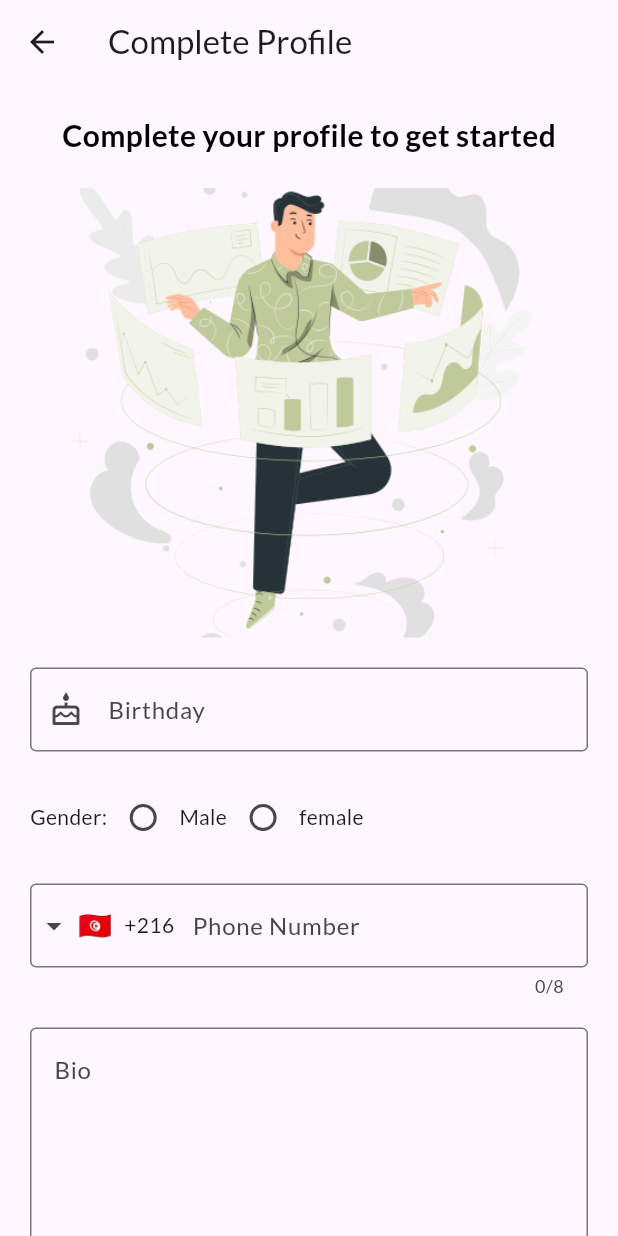
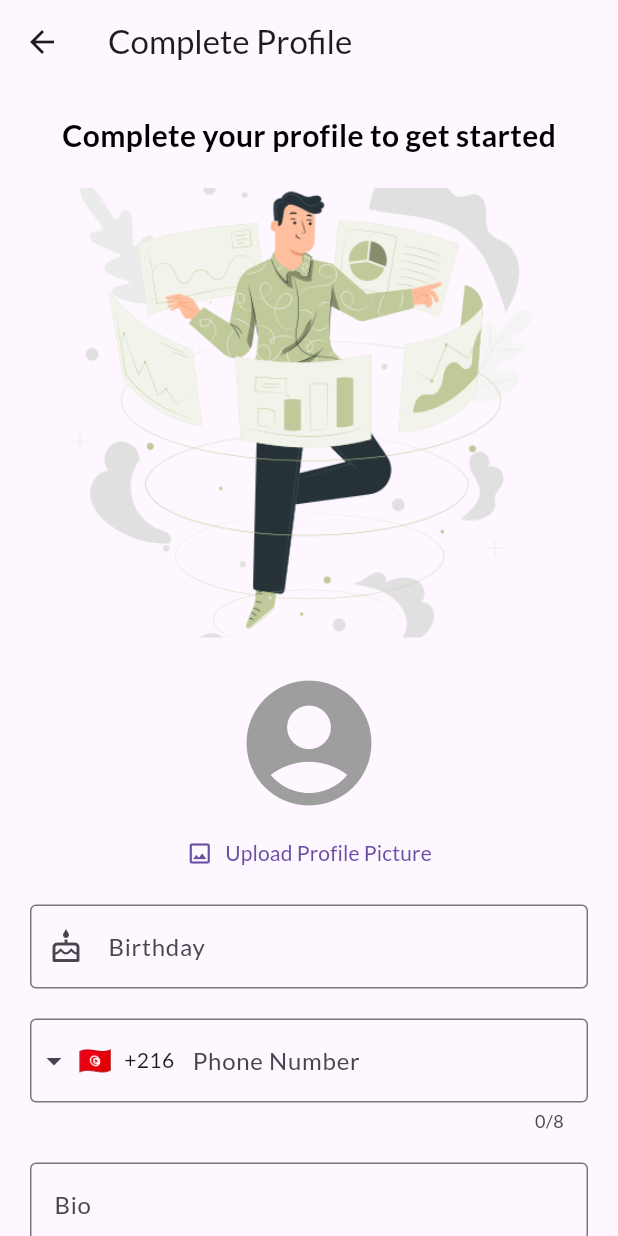
Before and after one commit to X9Yovix/eventgate-mobile, a Flutter app: the CompleteProfileScreen screen opened by its route, on a phone screen of 412 x 824 dp. Run offline on Flutter 3.47's test engine with Material 3 defaults, Android fonts, the light colour scheme and no system bars; drawn by our look-alikes of intl_phone_field; our stand-ins replace file_picker, google_fonts, shared_preferences, toastification; accounts and stored records are empty.

Commit message:
animation while navigating, complete profile

```diff
--- a/lib/model/user.dart
+++ b/lib/model/user.dart
@@ -31,13 +31,13 @@ class User {
 }
 
 class Profile {
-  final String? birthDate;
-  final String? gender;
-  final String? phoneNumber;
-  final String? bio;
-  final String? profilePicture;
-  final bool isProfileComplete;
-  final bool skipIsProfileComplete;
+  String? birthDate;
+  String? gender;
+  String? phoneNumber;
+  String? bio;
+  String? profilePicture;
+  bool isProfileComplete;
+  bool skipIsProfileComplete;
 
   Profile({
     this.birthDate,
--- a/lib/view/auth/register_form.dart
+++ b/lib/view/auth/register_form.dart
@@ -43,7 +43,7 @@ class _RegisterFormState extends State<RegisterForm> {
         if (_authController.getMessage() != null) {
           AppUtils.showToast(context, _authController.getMessage()!, 'success');
           _clearForm();
-          AppUtils.navigateTo(context, const AuthScreen());
+          AppUtils.navigateWithFade(context, const AuthScreen());
         }
         if (_authController.getError() != null) {
           AppUtils.showToast(context, _authController.getError()!, 'error');
@@ -194,6 +194,10 @@ class _RegisterFormState extends State<RegisterForm> {
                     )
                   : const Icon(Icons.how_to_reg_outlined),
               label: Text(_isLoading ? 'Registering...' : 'Register'),
+              style: ElevatedButton.styleFrom(
+                backgroundColor: const Color.fromARGB(255, 44, 2, 51),
+                foregroundColor: Colors.white,
+              ),
             ),
           ],
         ));
--- a/lib/view/complete_profile_screen.dart
+++ b/lib/view/complete_profile_screen.dart
@@ -1,8 +1,8 @@
 import 'package:eventgate_flutter/controller/auth.dart';
-import 'package:eventgate_flutter/model/token.dart';
 import 'package:eventgate_flutter/model/user.dart';
 import 'package:eventgate_flutter/utils/app_utils.dart';
 import 'package:eventgate_flutter/utils/auth_provider.dart';
+import 'package:eventgate_flutter/view/main_screen.dart';
 import 'package:flutter/material.dart';
 import 'package:file_picker/file_picker.dart';
 import 'package:provider/provider.dart';
@@ -69,19 +69,14 @@ class _CompleteProfileScreenState extends State<CompleteProfileScreen> {
     }
   }
 
-  void _skipCompleteProfile(AuthProvider value, context) async {
+  void _skipCompleteProfile(context) async {
     try {
       setState(() {
         _isLoading = true;
       });
-      debugPrint('he: skin view');
-      Token tokens = Token(
-        access: value.token!.access,
-        refresh: value.token!.refresh,
-      );
-      await _authController.skipCompleteProfile(tokens);
-      debugPrint('he: after skin view');
+      await _authController.skipCompleteProfile(context);
       AppUtils.showToast(context, _authController.getMessage()!, 'success');
+      AppUtils.navigateWithSlideAndClearStack(context, const MainScreen());
     } catch (error) {
       AppUtils.showToast(context, _authController.getError()!, 'error');
     } finally {
@@ -93,27 +88,54 @@ class _CompleteProfileScreenState extends State<CompleteProfileScreen> {
     }
   }
 
-  void _completeProfile(context) async {
+  void _completeProfile(context, value) async {
     try {
       setState(() {
         _isLoading = true;
       });
 
-      if (_completeProfileFormKey.currentState!.validate()) {
-        final birthDate = _birthDateController.text;
-        final bio = _bioController.text;
-        final fullPhoneNumber =
-            '$_selectedCountryCode${_phoneNumberController.text}';
+      if (_birthDateController.text.isEmpty &&
+          _phoneNumberController.text.isEmpty &&
+          _bioController.text.isEmpty &&
+          _gender == null &&
+          _profileImage == null) {
+        AppUtils.showToast(context, 'No data to save, skipping...', 'info');
+        await _authController.skipCompleteProfile(context);
+        AppUtils.navigateWithSlideAndClearStack(context, const MainScreen());
+        return;
+      }
 
       Profile profile = Profile(
-            birthDate: birthDate,
-            bio: bio,
-            phoneNumber: fullPhoneNumber,
-            gender: _gender,
+        birthDate: null,
+        bio: null,
+        phoneNumber: null,
+        gender: null,
         profilePicture: null,
         isProfileComplete: true,
-            skipIsProfileComplete: true);
-        await _authController.completeProfile(profile, _profileImage);
+        skipIsProfileComplete: false,
+      );
+
+      if (_birthDateController.text.isNotEmpty) {
+        profile.birthDate = _birthDateController.text;
+      }
+
+      if (_bioController.text.isNotEmpty) {
+        profile.bio = _bioController.text;
+      }
+
+      if (_phoneNumberController.text.isNotEmpty) {
+        profile.phoneNumber =
+            '$_selectedCountryCode${_phoneNumberController.text}';
+      }
+
+      if (_gender != null) {
+        profile.gender = _gender;
+      }
+
+      if (_completeProfileFormKey.currentState!.validate()) {
+        await _authController.completeProfile(context, profile, _profileImage);
+        AppUtils.showToast(context, _authController.getMessage()!, 'success');
+        AppUtils.navigateWithFade(context, const MainScreen());
       }
     } catch (error) {
       AppUtils.showToast(context, _authController.getError()!, 'error');
@@ -167,6 +189,38 @@ class _CompleteProfileScreenState extends State<CompleteProfileScreen> {
                     child: Column(
                       crossAxisAlignment: CrossAxisAlignment.stretch,
                       children: [
+                        Column(
+                          mainAxisAlignment: MainAxisAlignment.center,
+                          children: [
+                            _profileImage != null
+                                ? Container(
+                                    width: 100,
+                                    height: 100,
+                                    decoration: BoxDecoration(
+                                      shape: BoxShape.circle,
+                                      image: DecorationImage(
+                                        image: FileImage(_profileImage!),
+                                        fit: BoxFit.cover,
+                                      ),
+                                    ),
+                                  )
+                                : const Icon(
+                                    Icons.account_circle,
+                                    size: 100,
+                                    color: Colors.grey,
+                                  ),
+                            TextButton.icon(
+                              onPressed: _pickImage,
+                              icon: const Icon(Icons.image_outlined),
+                              label: const Text("Upload Profile Picture"),
+                              style: TextButton.styleFrom(
+                                padding: const EdgeInsets.symmetric(
+                                    vertical: 12, horizontal: 20),
+                              ),
+                            ),
+                          ],
+                        ),
+                        const SizedBox(height: 10),
                         TextFormField(
                           controller: _birthDateController,
                           readOnly: true,
@@ -178,7 +232,36 @@ class _CompleteProfileScreenState extends State<CompleteProfileScreen> {
                           ),
                         ),
                         const SizedBox(height: 20),
+                        IntlPhoneField(
+                          controller: _phoneNumberController,
+                          decoration: const InputDecoration(
+                            labelText: 'Phone Number',
+                            border: OutlineInputBorder(),
+                          ),
+                          initialCountryCode: 'TN',
+                          onCountryChanged: (country) {
+                            setState(() {
+                              _selectedCountryCode = '+${country.dialCode}';
+                            });
+                          },
+                          /* onChanged: (phone) {
+
+                          },
+                           */
+                        ),
+                        const SizedBox(height: 20),
+                        TextFormField(
+                          controller: _bioController,
+                          maxLines: 5,
+                          decoration: const InputDecoration(
+                            labelText: 'Bio',
+                            border: OutlineInputBorder(),
+                            alignLabelWithHint: true,
+                          ),
+                        ),
+                        const SizedBox(height: 20),
                         Row(
+                          mainAxisAlignment: MainAxisAlignment.center,
                           children: [
                             const Text("Gender:"),
                             Radio<String>(
@@ -203,67 +286,14 @@ class _CompleteProfileScreenState extends State<CompleteProfileScreen> {
                             const Text("female"),
                           ],
                         ),
-                        const SizedBox(height: 20),
-                        IntlPhoneField(
-                          controller: _phoneNumberController,
-                          decoration: const InputDecoration(
-                            labelText: 'Phone Number',
-                            border: OutlineInputBorder(),
-                          ),
-                          initialCountryCode: 'TN',
-                          onCountryChanged: (country) {
-                            // Update selected country code when changed
-                            setState(() {
-                              _selectedCountryCode = '+${country.dialCode}';
-                            });
-                          },
-                          /* onChanged: (phone) {
-
-                          },
-                           */
-                        ),
-                        const SizedBox(height: 20),
-                        TextFormField(
-                          controller: _bioController,
-                          maxLines: 5,
-                          decoration: const InputDecoration(
-                            labelText: 'Bio',
-                            border: OutlineInputBorder(),
-                            alignLabelWithHint: true,
-                          ),
-                        ),
-                        const SizedBox(height: 20),
+                        const SizedBox(height: 40),
                         Row(
+                          mainAxisAlignment: MainAxisAlignment.spaceEvenly,
                           children: [
-                            _profileImage != null
-                                ? Container(
-                                    width: 100,
-                                    height: 100,
-                                    decoration: BoxDecoration(
-                                      shape: BoxShape.circle,
-                                      image: DecorationImage(
-                                        image: FileImage(_profileImage!),
-                                        fit: BoxFit.cover,
-                                      ),
-                                    ),
-                                  )
-                                : const Icon(
-                                    Icons.account_circle,
-                                    size: 100,
-                                    color: Colors.grey,
-                                  ),
-                            TextButton.icon(
-                              onPressed: _pickImage,
-                              icon: const Icon(Icons.image_outlined),
-                              label: const Text("Upload Profile Picture"),
-                            ),
-                          ],
-                        ),
-                        const SizedBox(height: 40),
                             ElevatedButton.icon(
                               onPressed: _isLoading
                                   ? null
-                              : () => _completeProfile(context),
+                                  : () => _completeProfile(context, value),
                               icon: _isLoading
                                   ? const SizedBox(
                                       width: 20,
@@ -275,12 +305,16 @@ class _CompleteProfileScreenState extends State<CompleteProfileScreen> {
                                     )
                                   : const Icon(Icons.save_outlined),
                               label: Text(_isLoading ? 'Saving...' : 'Save'),
+                              style: ElevatedButton.styleFrom(
+                                backgroundColor:
+                                    const Color.fromARGB(255, 44, 2, 51),
+                                foregroundColor: Colors.white,
                               ),
-                        const SizedBox(height: 40),
+                            ),
                             ElevatedButton.icon(
                               onPressed: _isLoading
                                   ? null
-                              : () => _skipCompleteProfile(value, context),
+                                  : () => _skipCompleteProfile(context),
                               icon: _isLoading
                                   ? const SizedBox(
                                       width: 20,
@@ -290,9 +324,16 @@ class _CompleteProfileScreenState extends State<CompleteProfileScreen> {
                                         strokeWidth: 2,
                                       ),
                                     )
-                              : const Icon(Icons.save_outlined),
+                                  : const Icon(Icons.skip_next_outlined),
                               label: Text(_isLoading ? 'Skipping...' : 'Skip'),
+                              style: ElevatedButton.styleFrom(
+                                backgroundColor:
+                                    const Color.fromARGB(179, 44, 2, 51),
+                                foregroundColor: Colors.white70,
                               ),
+                            ),
+                          ],
+                        )
                       ],
                     ),
                   ),
--- a/lib/view/main_screen.dart
+++ b/lib/view/main_screen.dart
@@ -63,7 +63,6 @@ class _MainScreenState extends State<MainScreen> {
                 ],
                 currentIndex: _selectedIndex,
                 selectedItemColor: Colors.amber[800],
-                //backgroundColor: Colors.deepPurple,
                 onTap: _onItemTapped,
               ),
             ));
```
Also changed, not shown: lib/controller/auth.dart (+7 -7 lines), lib/main.dart (+0 -40 lines), lib/service/auth.dart (+46 -20 lines), lib/utils/app_utils.dart (+50 -0 lines), lib/view/auth/login_form.dart (+8 -4 lines), lib/view/landing_screen.dart (+2 -13 lines), lib/view/main/settings/settings_screen.dart (+12 -15 lines). Lines whose indentation alone changed are shown as unchanged.
